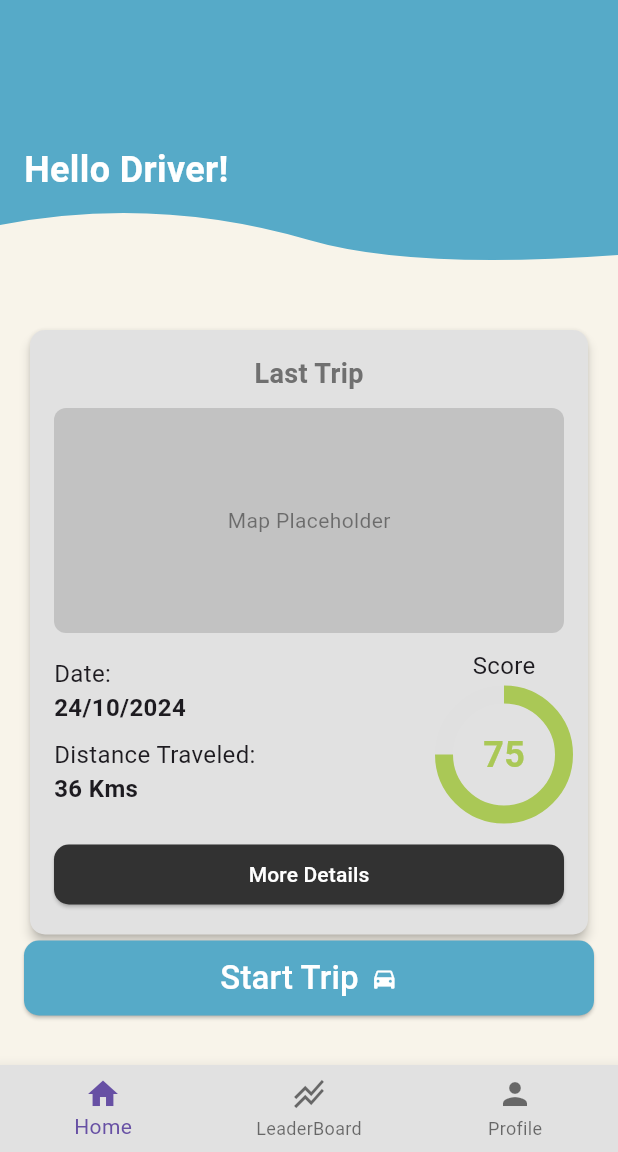
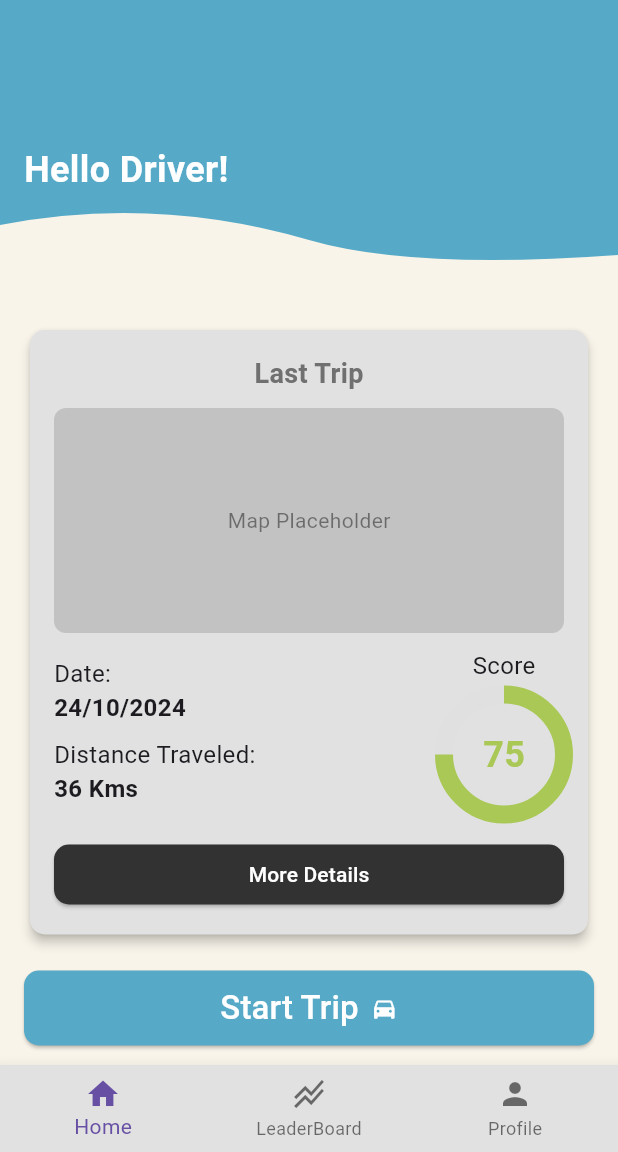
Before and after one commit to R-umaria/Group24F24, a Flutter app: the screen it shows after launch, on a phone screen of 412 x 824 dp, the part 84-1236 px from its top. Run offline on Flutter 3.47's test engine with Material 3 defaults, Android fonts, the phone set to English and light mode, and no system bars; our stand-ins replace flutter_custom_clippers, geolocator, permission_handler.

Commit message:
bug/Solved-content is visible now

```diff
--- a/lib/pages/home_page.dart
+++ b/lib/pages/home_page.dart
@@ -34,7 +34,8 @@ class HomePage extends StatelessWidget {
           ),
         ],
       ),
-      body: Column(
+      body: SingleChildScrollView(
+        child: Column(
           crossAxisAlignment: CrossAxisAlignment.start,
           children: [
             // Custom Shape Divider with "Hello Driver!" Text (Covers the full width)
@@ -186,7 +187,7 @@ class HomePage extends StatelessWidget {
                       ),
                     ),
                   ),
-                Spacer(),
+                  SizedBox(height: 20),
                   ElevatedButton(
                     onPressed: () {},
                     style: ElevatedButton.styleFrom(
@@ -219,6 +220,7 @@ class HomePage extends StatelessWidget {
             ),
           ],
         ),
+      ),
     );
   }
 }
```
Lines whose indentation alone changed are shown as unchanged.
